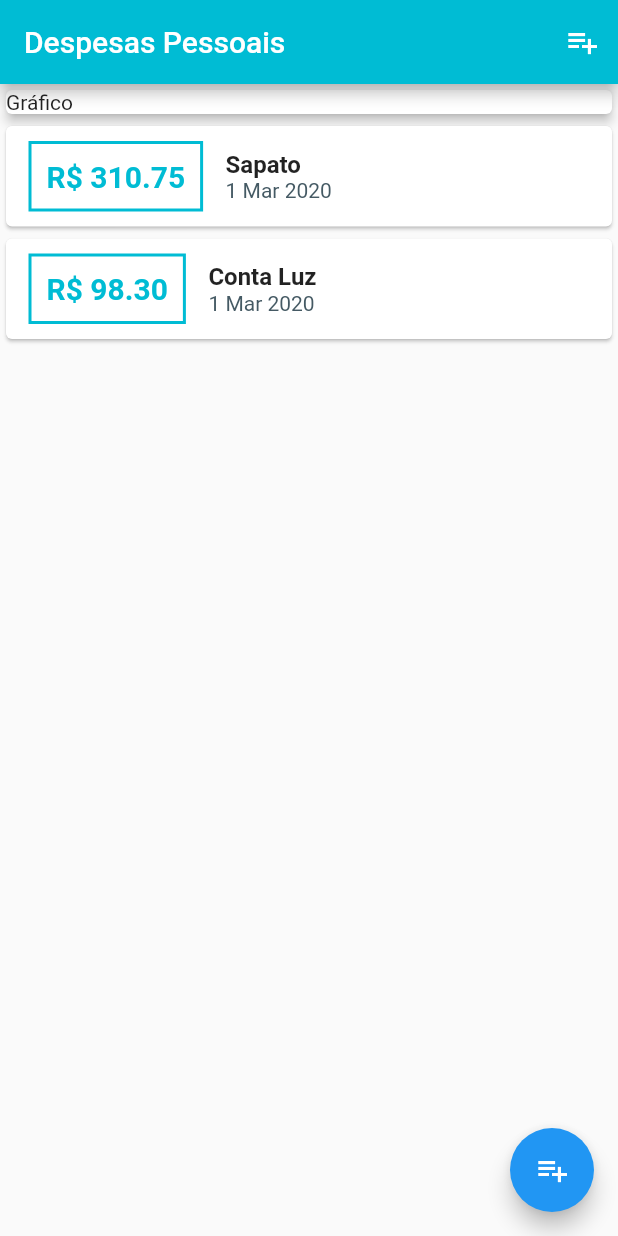
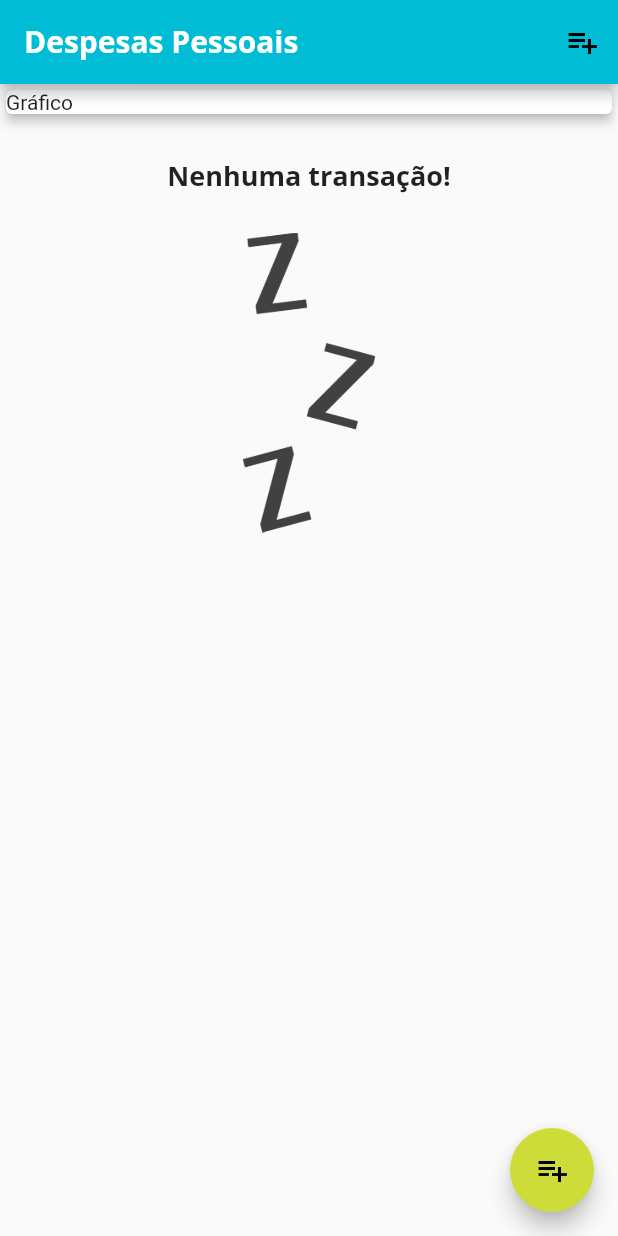
Before and after one commit to britojcs/flutter_curso_cod3r, a Flutter app: the screen it shows after launch, on a phone screen of 412 x 824 dp. Run offline on Flutter 3.47's test engine with Material 2 defaults, Android fonts, the phone set to English and light mode, and no system bars.

Commit message:
projeto despesas pessoais - tema, fonts e imagens

```diff
--- a/projetos/p2_expenses/lib/components/transaction_list.dart
+++ b/projetos/p2_expenses/lib/components/transaction_list.dart
@@ -11,7 +11,25 @@ class TransactionList extends StatelessWidget {
   Widget build(BuildContext context) {
     return Container(
       height: 300,
-      child: ListView.builder(
+      child: transactions.isEmpty
+          ? Column(
+              children: <Widget>[
+                SizedBox(height: 25),
+                Text(
+                  'Nenhuma transação!',
+                  style: Theme.of(context).textTheme.title,
+                ),
+                SizedBox(height: 25),
+                Container(
+                  height: 200,
+                  child: Image.asset(
+                    'assets/images/waiting.png',
+                    fit: BoxFit.cover,
+                  ),
+                ),
+              ],
+            )
+          : ListView.builder(
               itemCount: transactions.length,
               itemBuilder: (ctx, index) {
                 final transaction = transactions[index];
@@ -24,7 +42,10 @@ class TransactionList extends StatelessWidget {
                           vertical: 10,
                         ),
                         decoration: BoxDecoration(
-                    border: Border.all(color: Colors.cyan, width: 2),
+                          border: Border.all(
+                            color: Theme.of(context).primaryColor,
+                            width: 2,
+                          ),
                         ),
                         padding: EdgeInsets.all(10),
                         child: Text(
@@ -32,7 +53,7 @@ class TransactionList extends StatelessWidget {
                           style: TextStyle(
                             fontWeight: FontWeight.bold,
                             fontSize: 20,
-                      color: Colors.cyan,
+                            color: Theme.of(context).primaryColor,
                           ),
                         ),
                       ),
@@ -41,10 +62,7 @@ class TransactionList extends StatelessWidget {
                         children: <Widget>[
                           Text(
                             transaction.title,
-                      style: TextStyle(
-                        fontSize: 16,
-                        fontWeight: FontWeight.bold,
-                      ),
+                            style: Theme.of(context).textTheme.title,
                           ),
                           Text(
                             DateFormat('d MMM y').format(transaction.date),
--- a/projetos/p2_expenses/lib/main.dart
+++ b/projetos/p2_expenses/lib/main.dart
@@ -13,6 +13,26 @@ class ExpensesApp extends StatelessWidget {
   Widget build(BuildContext context) {
     return MaterialApp(
       home: MyHomePage(),
+      theme: ThemeData(
+        primarySwatch: Colors.cyan,
+        accentColor: Colors.lime,
+        fontFamily: 'Quicksand',
+        appBarTheme: AppBarTheme(
+            textTheme: ThemeData.light().textTheme.copyWith(
+                  title: TextStyle(
+                    fontFamily: 'OpenSans',
+                    fontSize: 20,
+                    fontWeight: FontWeight.bold,
+                  ),
+                )),
+        textTheme: ThemeData.light().textTheme.copyWith(
+              title: TextStyle(
+                fontFamily: 'OpenSans',
+                fontSize: 18,
+                fontWeight: FontWeight.bold,
+              ),
+            ),
+      ),
     );
   }
 }
@@ -23,19 +43,19 @@ class MyHomePage extends StatefulWidget {
 }
 
 class _MyHomePageState extends State<MyHomePage> {
-  final _transactions = [
-    Transaction(
-      id: 't1',
-      title: 'Sapato',
-      value: 310.75,
-      date: DateTime.now(),
-    ),
-    Transaction(
-      id: 't2',
-      title: 'Conta Luz',
-      value: 98.30,
-      date: DateTime.now(),
-    ),
+  final List<Transaction> _transactions = [
+    // Transaction(
+    //   id: 't1',
+    //   title: 'Sapato',
+    //   value: 310.75,
+    //   date: DateTime.now(),
+    // ),
+    // Transaction(
+    //   id: 't2',
+    //   title: 'Conta Luz',
+    //   value: 98.30,
+    //   date: DateTime.now(),
+    // ),
   ];
 
   _addTransaction(String title, double value) {
@@ -67,7 +87,6 @@ class _MyHomePageState extends State<MyHomePage> {
     return Scaffold(
       appBar: AppBar(
         title: Text('Despesas Pessoais'),
-        backgroundColor: Colors.cyan,
         actions: <Widget>[
           IconButton(
             icon: Icon(Icons.playlist_add),
```
Also changed, not shown: projetos/p2_expenses/pubspec.yaml (+13 -8 lines), projetos/p2_expenses/assets/fonts/OpenSans-Bold.ttf (added), projetos/p2_expenses/assets/fonts/OpenSans-Regular.ttf (added), projetos/p2_expenses/assets/fonts/Quicksand-Bold.ttf (added), projetos/p2_expenses/assets/fonts/Quicksand-Light.ttf (added), projetos/p2_expenses/assets/fonts/Quicksand-Medium.ttf (added), projetos/p2_expenses/assets/fonts/Quicksand-Regular.ttf (added), projetos/p2_expenses/assets/images/waiting.png (added). Lines whose indentation alone changed are shown as unchanged.
